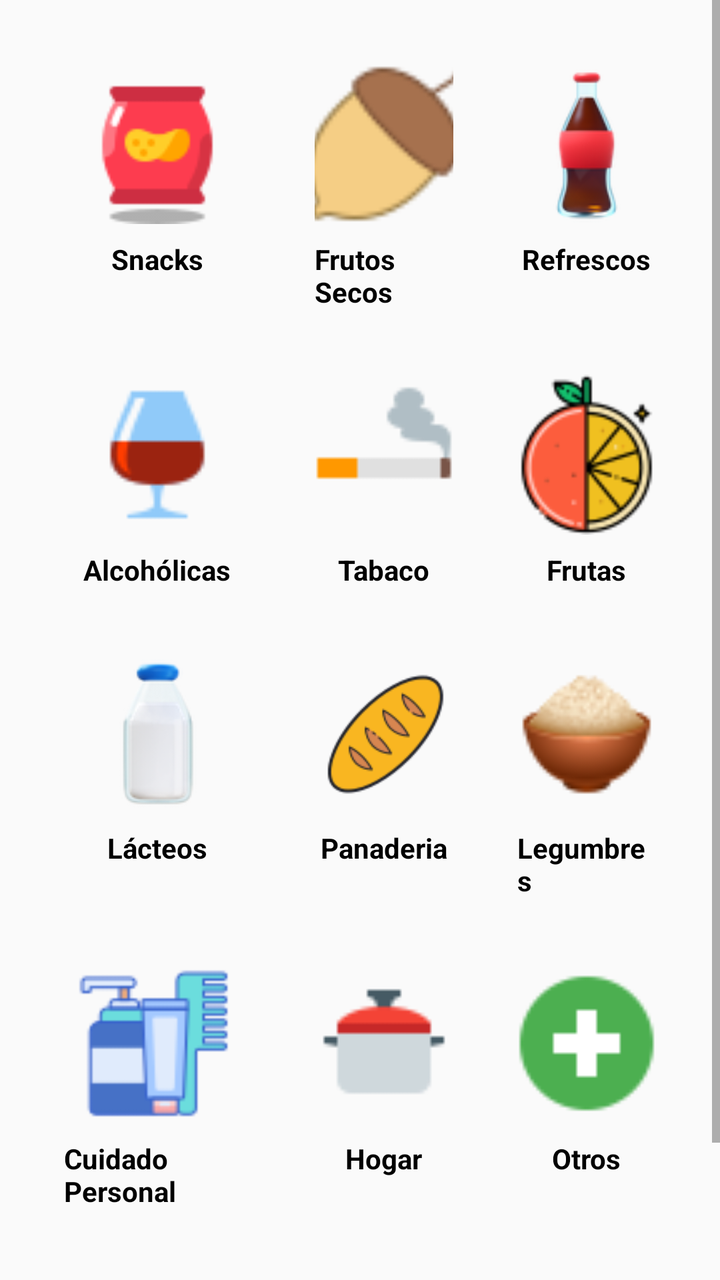
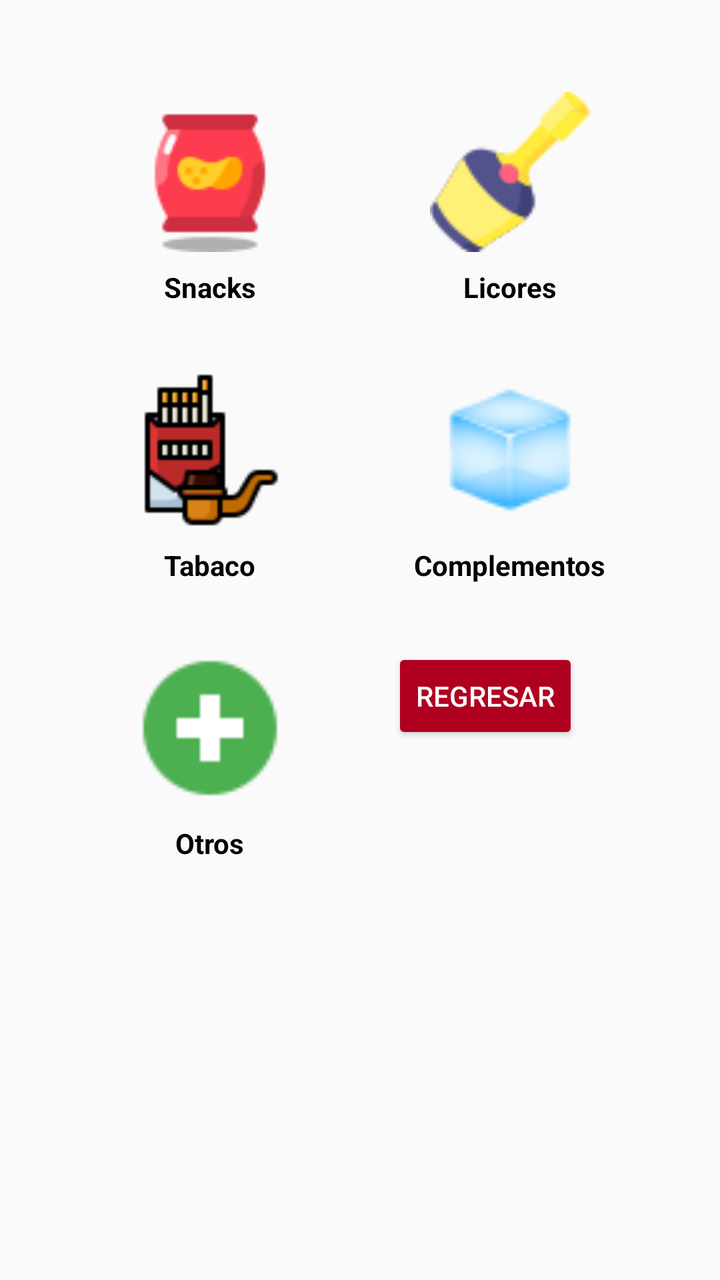

An Android layout rendered at two revisions. The XML below is the earlier revision; the diff shows what the commit changed to produce the second picture.
<!-- AndroidManifest.xml: application theme Theme.AppCompat.Light.NoActionBar -->
<!-- res/layout/activity_departamentos.xml -->
<?xml version="1.0" encoding="utf-8"?>
<ScrollView xmlns:android="http://schemas.android.com/apk/res/android"
    android:layout_width="match_parent"
    android:layout_height="match_parent">

    <GridLayout
        android:layout_width="match_parent"
        android:layout_height="wrap_content"
        android:columnCount="3"
        android:padding="16dp">

        
        <LinearLayout
            android:id="@+id/btnSnacks"
            android:layout_width="0dp"
            android:layout_columnWeight="1"
            android:orientation="vertical"
            android:gravity="center"
            android:padding="16dp">

            <ImageView
                android:layout_width="80dp"
                android:layout_height="80dp"
                android:src="@drawable/ic_snacks"/>

            <TextView
                android:layout_width="wrap_content"
                android:layout_height="wrap_content"
                android:text="Snacks"
                android:textStyle="bold"
                android:textColor="@android:color/black"
                android:textSize="14sp"
                android:layout_marginTop="8dp"/>

        </LinearLayout>

        
        <LinearLayout
            android:id="@+id/btnFrutosSecos"
            android:layout_width="0dp"
            android:layout_columnWeight="1"
            android:orientation="vertical"
            android:gravity="center"
            android:padding="16dp">

            <ImageView
                android:layout_width="80dp"
                android:layout_height="80dp"
                android:src="@drawable/ic_frutos_secos"/>

            <TextView
                android:layout_width="wrap_content"
                android:layout_height="wrap_content"
                android:text="Frutos Secos"
                android:textStyle="bold"
                android:textColor="@android:color/black"
                android:textSize="14sp"
                android:layout_marginTop="8dp"/>

        </LinearLayout>

        
        <LinearLayout
            android:id="@+id/btnGaseosas"
            android:layout_width="0dp"
            android:layout_columnWeight="1"
            android:orientation="vertical"
            android:gravity="center"
            android:padding="16dp">

            <ImageView
                android:layout_width="80dp"
                android:layout_height="80dp"
                android:src="@drawable/ic_gaseosas"/>

            <TextView
                android:layout_width="wrap_content"
                android:layout_height="wrap_content"
                android:text="Refrescos"
                android:textStyle="bold"
                android:textColor="@android:color/black"
                android:textSize="14sp"
                android:layout_marginTop="8dp"/>

        </LinearLayout>

        
        <LinearLayout
            android:id="@+id/btnAlcohol"
            android:layout_width="0dp"
            android:layout_columnWeight="1"
            android:orientation="vertical"
            android:gravity="center"
            android:padding="16dp">

            <ImageView
                android:layout_width="80dp"
                android:layout_height="80dp"
                android:src="@drawable/ic_alcohol"/>

            <TextView
                android:layout_width="wrap_content"
                android:layout_height="wrap_content"
                android:text="Alcohólicas"
                android:textStyle="bold"
                android:textColor="@android:color/black"
                android:textSize="14sp"
                android:layout_marginTop="8dp"/>

        </LinearLayout>

        
        <LinearLayout
            android:id="@+id/btnCigarros"
            android:layout_width="0dp"
            android:layout_columnWeight="1"
            android:orientation="vertical"
            android:gravity="center"
            android:padding="16dp">

            <ImageView
                android:layout_width="80dp"
                android:layout_height="80dp"
                android:src="@drawable/ic_cigarros"/>

            <TextView
                android:layout_width="wrap_content"
                android:layout_height="wrap_content"
                android:text="Tabaco"
                android:textStyle="bold"
                android:textColor="@android:color/black"
                android:textSize="14sp"
                android:layout_marginTop="8dp"/>

        </LinearLayout>

        
        <LinearLayout
            android:id="@+id/btnFrutas"
            android:layout_width="0dp"
            android:layout_columnWeight="1"
            android:orientation="vertical"
            android:gravity="center"
            android:padding="16dp">

            <ImageView
                android:layout_width="80dp"
                android:layout_height="80dp"
                android:src="@drawable/ic_frutas"/>

            <TextView
                android:layout_width="wrap_content"
                android:layout_height="wrap_content"
                android:text="Frutas"
                android:textStyle="bold"
                android:textColor="@android:color/black"
                android:textSize="14sp"
                android:layout_marginTop="8dp"/>

        </LinearLayout>

        
        <LinearLayout
            android:id="@+id/btnLacteos"
            android:layout_width="0dp"
            android:layout_columnWeight="1"
            android:orientation="vertical"
            android:gravity="center"
            android:padding="16dp">

            <ImageView
                android:layout_width="80dp"
                android:layout_height="80dp"
                android:src="@drawable/ic_lacteos"/>

            <TextView
                android:layout_width="wrap_content"
                android:layout_height="wrap_content"
                android:text="Lácteos"
                android:textStyle="bold"
                android:textColor="@android:color/black"
                android:textSize="14sp"
                android:layout_marginTop="8dp"/>

        </LinearLayout>

        
        <LinearLayout
            android:id="@+id/btnPanaderia"
            android:layout_width="0dp"
            android:layout_columnWeight="1"
            android:orientation="vertical"
            android:gravity="center"
            android:padding="16dp">

            <ImageView
                android:layout_width="80dp"
                android:layout_height="80dp"
                android:src="@drawable/ic_panaderia"/>

            <TextView
                android:layout_width="wrap_content"
                android:layout_height="wrap_content"
                android:text="Panaderia"
                android:textStyle="bold"
                android:textColor="@android:color/black"
                android:textSize="14sp"
                android:layout_marginTop="8dp"/>

        </LinearLayout>

        
        <LinearLayout
            android:id="@+id/btnAlimentos"
            android:layout_width="0dp"
            android:layout_columnWeight="1"
            android:orientation="vertical"
            android:gravity="center"
            android:padding="16dp">

            <ImageView
                android:layout_width="80dp"
                android:layout_height="80dp"
                android:src="@drawable/ic_alimentos"/>

            <TextView
                android:layout_width="wrap_content"
                android:layout_height="wrap_content"
                android:text="Legumbres"
                android:textStyle="bold"
                android:textColor="@android:color/black"
                android:textSize="14sp"
                android:layout_marginTop="8dp"/>

        </LinearLayout>

        
        <LinearLayout
            android:id="@+id/btnCuidadoPersonal"
            android:layout_width="0dp"
            android:layout_columnWeight="1"
            android:orientation="vertical"
            android:gravity="center"
            android:padding="16dp">

            <ImageView
                android:layout_width="80dp"
                android:layout_height="80dp"
                android:src="@drawable/ic_cuidadopersonal"/>

            <TextView
                android:layout_width="wrap_content"
                android:layout_height="wrap_content"
                android:text="Cuidado Personal"
                android:textStyle="bold"
                android:textColor="@android:color/black"
                android:textSize="14sp"
                android:layout_marginTop="8dp"/>

        </LinearLayout>

        
        <LinearLayout
            android:id="@+id/btnHogar"
            android:layout_width="0dp"
            android:layout_columnWeight="1"
            android:orientation="vertical"
            android:gravity="center"
            android:padding="16dp">

            <ImageView
                android:layout_width="80dp"
                android:layout_height="80dp"
                android:src="@drawable/ic_hogar"/>

            <TextView
                android:layout_width="wrap_content"
                android:layout_height="wrap_content"
                android:text="Hogar"
                android:textStyle="bold"
                android:textColor="@android:color/black"
                android:textSize="14sp"
                android:layout_marginTop="8dp"/>

        </LinearLayout>


        
        <LinearLayout
            android:id="@+id/btnOtros"
            android:layout_width="0dp"
            android:layout_columnWeight="1"
            android:orientation="vertical"
            android:gravity="center"
            android:padding="16dp">

            <ImageView
                android:layout_width="80dp"
                android:layout_height="80dp"
                android:src="@drawable/ic_otros_mas"/>

            <TextView
                android:layout_width="wrap_content"
                android:layout_height="wrap_content"
                android:text="Otros"
                android:textStyle="bold"
                android:textColor="@android:color/black"
                android:textSize="14sp"
                android:layout_marginTop="8dp"/>

        </LinearLayout>

        <Button
            android:id="@+id/btnRetorno_departamentos"
            android:layout_width="wrap_content"
            android:layout_height="wrap_content"
            android:layout_gravity="top|start"
            android:layout_margin="16dp"
            android:backgroundTint="@color/design_default_color_error"
            android:text="REGRESAR"
            android:textColor="#FFFFFF" />

    </GridLayout>
</ScrollView>
<!-- resources referenced by this layout -->
<resources>
  <!-- drawable ic_alcohol: png bitmap (drawable, 979 bytes) -->
  <!-- drawable ic_alimentos: png bitmap (drawable, 3005 bytes) -->
  <!-- drawable ic_cigarros: png bitmap (drawable, 474 bytes) -->
  <!-- drawable ic_cuidadopersonal: png bitmap (drawable, 2549 bytes) -->
  <!-- drawable ic_frutas: png bitmap (drawable, 3915 bytes) -->
  <!-- drawable ic_frutos_secos: png bitmap (drawable, 1572 bytes) -->
  <!-- drawable ic_gaseosas: png bitmap (drawable, 8235 bytes) -->
  <!-- drawable ic_hogar: png bitmap (drawable, 465 bytes) -->
  <!-- drawable ic_lacteos: png bitmap (drawable, 7288 bytes) -->
  <!-- drawable ic_otros_mas: png bitmap (drawable, 677 bytes) -->
  <!-- drawable ic_panaderia: png bitmap (drawable, 3729 bytes) -->
  <!-- drawable ic_snacks: png bitmap (drawable, 1589 bytes) -->
</resources>

<!-- the commit's change to res/layout/activity_departamentos.xml (unified diff, before → after) -->
@@ -6,8 +6,8 @@
     <GridLayout
         android:layout_width="match_parent"
         android:layout_height="wrap_content"
-        android:columnCount="3"
-        android:padding="16dp">
+        android:columnCount="2"
+        android:padding="30dp">
 
         
         <LinearLayout
@@ -34,9 +34,12 @@
 
         </LinearLayout>
 
+
+
+
         
         <LinearLayout
-            android:id="@+id/btnFrutosSecos"
+            android:id="@+id/btnLicor"
             android:layout_width="0dp"
             android:layout_columnWeight="1"
             android:orientation="vertical"
@@ -46,12 +49,12 @@
             <ImageView
                 android:layout_width="80dp"
                 android:layout_height="80dp"
-                android:src="@drawable/ic_frutos_secos"/>
+                android:src="@drawable/ic_licor"/>
 
             <TextView
                 android:layout_width="wrap_content"
                 android:layout_height="wrap_content"
-                android:text="Frutos Secos"
+                android:text="Licores"
                 android:textStyle="bold"
                 android:textColor="@android:color/black"
                 android:textSize="14sp"
@@ -61,7 +64,7 @@
 
         
         <LinearLayout
-            android:id="@+id/btnGaseosas"
+            android:id="@+id/btnTabaco"
             android:layout_width="0dp"
             android:layout_columnWeight="1"
             android:orientation="vertical"
@@ -71,57 +74,7 @@
             <ImageView
                 android:layout_width="80dp"
                 android:layout_height="80dp"
-                android:src="@drawable/ic_gaseosas"/>
-
-            <TextView
-                android:layout_width="wrap_content"
-                android:layout_height="wrap_content"
-                android:text="Refrescos"
-                android:textStyle="bold"
-                android:textColor="@android:color/black"
-                android:textSize="14sp"
-                android:layout_marginTop="8dp"/>
-
-        </LinearLayout>
-
-        
-        <LinearLayout
-            android:id="@+id/btnAlcohol"
-            android:layout_width="0dp"
-            android:layout_columnWeight="1"
-            android:orientation="vertical"
-            android:gravity="center"
-            android:padding="16dp">
-
-            <ImageView
-                android:layout_width="80dp"
-                android:layout_height="80dp"
-                android:src="@drawable/ic_alcohol"/>
-
-            <TextView
-                android:layout_width="wrap_content"
-                android:layout_height="wrap_content"
-                android:text="Alcohólicas"
-                android:textStyle="bold"
-                android:textColor="@android:color/black"
-                android:textSize="14sp"
-                android:layout_marginTop="8dp"/>
-
-        </LinearLayout>
-
-        
-        <LinearLayout
-            android:id="@+id/btnCigarros"
-            android:layout_width="0dp"
-            android:layout_columnWeight="1"
-            android:orientation="vertical"
-            android:gravity="center"
-            android:padding="16dp">
-
-            <ImageView
-                android:layout_width="80dp"
-                android:layout_height="80dp"
-                android:src="@drawable/ic_cigarros"/>
+                android:src="@drawable/ic_cigarro"/>
 
             <TextView
                 android:layout_width="wrap_content"
@@ -136,7 +89,7 @@
 
         
         <LinearLayout
-            android:id="@+id/btnFrutas"
+            android:id="@+id/btnComplementos"
             android:layout_width="0dp"
             android:layout_columnWeight="1"
             android:orientation="vertical"
@@ -146,137 +99,12 @@
             <ImageView
                 android:layout_width="80dp"
                 android:layout_height="80dp"
-                android:src="@drawable/ic_frutas"/>
+                android:src="@drawable/ic_comple_hielo"/>
 
             <TextView
                 android:layout_width="wrap_content"
                 android:layout_height="wrap_content"
-                android:text="Frutas"
-                android:textStyle="bold"
-                android:textColor="@android:color/black"
-                android:textSize="14sp"
-                android:layout_marginTop="8dp"/>
-
-        </LinearLayout>
-
-        
-        <LinearLayout
-            android:id="@+id/btnLacteos"
-            android:layout_width="0dp"
-            android:layout_columnWeight="1"
-            android:orientation="vertical"
-            android:gravity="center"
-            android:padding="16dp">
-
-            <ImageView
-                android:layout_width="80dp"
-                android:layout_height="80dp"
-                android:src="@drawable/ic_lacteos"/>
-
-            <TextView
-                android:layout_width="wrap_content"
-                android:layout_height="wrap_content"
-                android:text="Lácteos"
-                android:textStyle="bold"
-                android:textColor="@android:color/black"
-                android:textSize="14sp"
-                android:layout_marginTop="8dp"/>
-
-        </LinearLayout>
-
-        
-        <LinearLayout
-            android:id="@+id/btnPanaderia"
-            android:layout_width="0dp"
-            android:layout_columnWeight="1"
-            android:orientation="vertical"
-            android:gravity="center"
-            android:padding="16dp">
-
-            <ImageView
-                android:layout_width="80dp"
-                android:layout_height="80dp"
-                android:src="@drawable/ic_panaderia"/>
-
-            <TextView
-                android:layout_width="wrap_content"
-                android:layout_height="wrap_content"
-                android:text="Panaderia"
-                android:textStyle="bold"
-                android:textColor="@android:color/black"
-                android:textSize="14sp"
-                android:layout_marginTop="8dp"/>
-
-        </LinearLayout>
-
-        
-        <LinearLayout
-            android:id="@+id/btnAlimentos"
-            android:layout_width="0dp"
-            android:layout_columnWeight="1"
-            android:orientation="vertical"
-            android:gravity="center"
-            android:padding="16dp">
-
-            <ImageView
-                android:layout_width="80dp"
-                android:layout_height="80dp"
-                android:src="@drawable/ic_alimentos"/>
-
-            <TextView
-                android:layout_width="wrap_content"
-                android:layout_height="wrap_content"
-                android:text="Legumbres"
-                android:textStyle="bold"
-                android:textColor="@android:color/black"
-                android:textSize="14sp"
-                android:layout_marginTop="8dp"/>
-
-        </LinearLayout>
-
-        
-        <LinearLayout
-            android:id="@+id/btnCuidadoPersonal"
-            android:layout_width="0dp"
-            android:layout_columnWeight="1"
-            android:orientation="vertical"
-            android:gravity="center"
-            android:padding="16dp">
-
-            <ImageView
-                android:layout_width="80dp"
-                android:layout_height="80dp"
-                android:src="@drawable/ic_cuidadopersonal"/>
-
-            <TextView
-                android:layout_width="wrap_content"
-                android:layout_height="wrap_content"
-                android:text="Cuidado Personal"
-                android:textStyle="bold"
-                android:textColor="@android:color/black"
-                android:textSize="14sp"
-                android:layout_marginTop="8dp"/>
-
-        </LinearLayout>
-
-        
-        <LinearLayout
-            android:id="@+id/btnHogar"
-            android:layout_width="0dp"
-            android:layout_columnWeight="1"
-            android:orientation="vertical"
-            android:gravity="center"
-            android:padding="16dp">
-
-            <ImageView
-                android:layout_width="80dp"
-                android:layout_height="80dp"
-                android:src="@drawable/ic_hogar"/>
-
-            <TextView
-                android:layout_width="wrap_content"
-                android:layout_height="wrap_content"
-                android:text="Hogar"
+                android:text="Complementos"
                 android:textStyle="bold"
                 android:textColor="@android:color/black"
                 android:textSize="14sp"
@@ -321,4 +149,8 @@
             android:textColor="#FFFFFF" />
 
     </GridLayout>
+
+
+
+
 </ScrollView>
<!-- resource entries referenced after the edit -->
@@ -1,16 +1,9 @@
 <!-- resources referenced by this layout -->
 <resources>
-  <!-- drawable ic_alcohol: png bitmap (drawable, 979 bytes) -->
-  <!-- drawable ic_alimentos: png bitmap (drawable, 3005 bytes) -->
-  <!-- drawable ic_cigarros: png bitmap (drawable, 474 bytes) -->
-  <!-- drawable ic_cuidadopersonal: png bitmap (drawable, 2549 bytes) -->
-  <!-- drawable ic_frutas: png bitmap (drawable, 3915 bytes) -->
-  <!-- drawable ic_frutos_secos: png bitmap (drawable, 1572 bytes) -->
-  <!-- drawable ic_gaseosas: png bitmap (drawable, 8235 bytes) -->
-  <!-- drawable ic_hogar: png bitmap (drawable, 465 bytes) -->
-  <!-- drawable ic_lacteos: png bitmap (drawable, 7288 bytes) -->
+  <!-- drawable ic_cigarro: png bitmap (drawable, 1267 bytes) -->
+  <!-- drawable ic_comple_hielo: png bitmap (drawable, 2306 bytes) -->
+  <!-- drawable ic_licor: png bitmap (drawable, 1977 bytes) -->
   <!-- drawable ic_otros_mas: png bitmap (drawable, 677 bytes) -->
-  <!-- drawable ic_panaderia: png bitmap (drawable, 3729 bytes) -->
   <!-- drawable ic_snacks: png bitmap (drawable, 1589 bytes) -->
 </resources>
 
